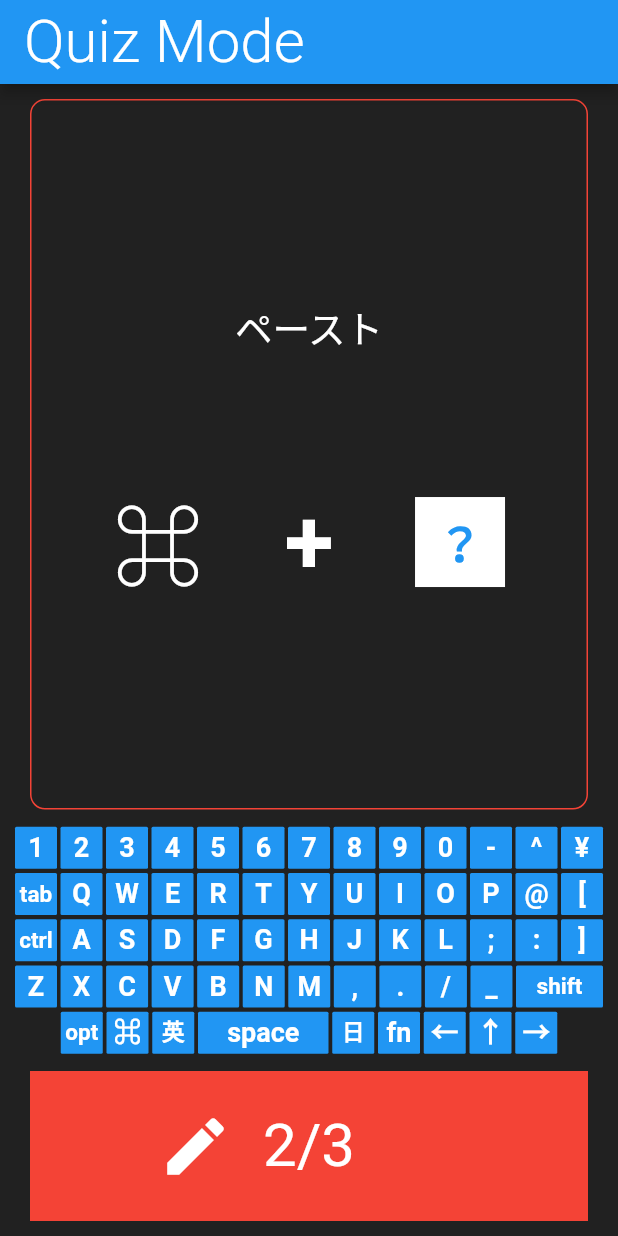
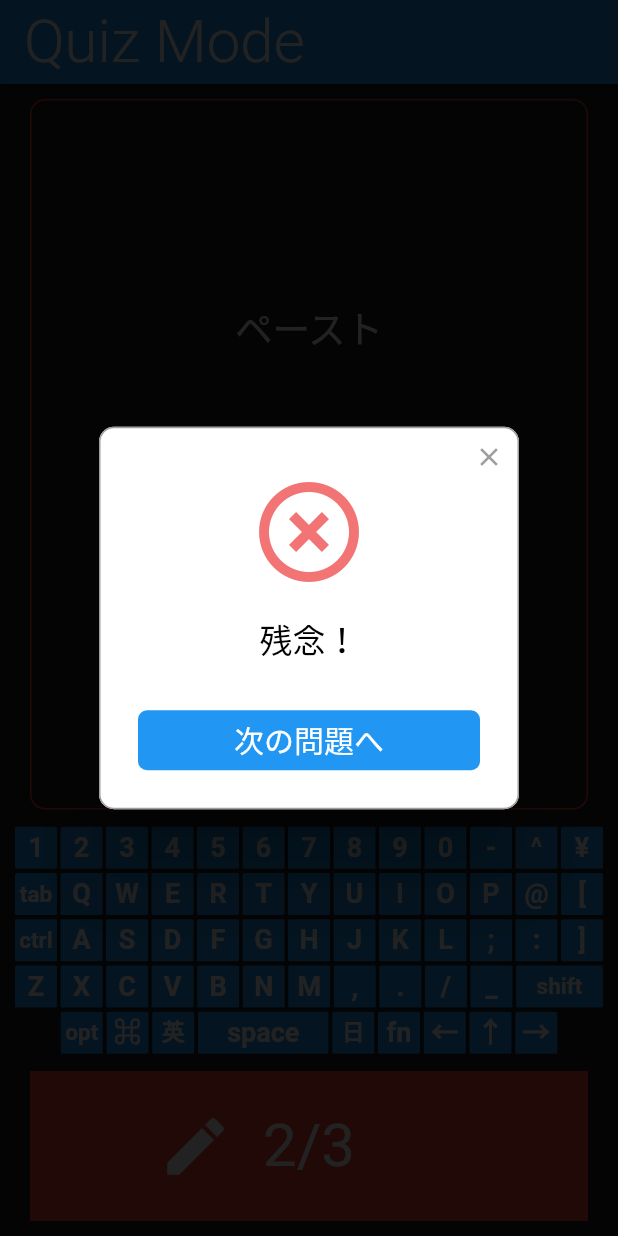
Before and after one commit to s-home/shortcut_quiz, a Flutter app: the screen it shows after launch, after a tap on "tab", on a phone screen of 412 x 824 dp. Run offline on Flutter 3.47's test engine with Material 2 defaults, Android fonts, the phone set to English and light mode, and no system bars; drawn by our look-alikes of rflutter_alert.

```diff
--- a/lib/main.dart
+++ b/lib/main.dart
@@ -7,6 +7,7 @@ import 'quiz_brain.dart';
 import 'keyboard.dart';
 import 'constants.dart';
 import 'results.dart';
+import 'package:flutter/animation.dart';
 
 QuizBrain quizBrain = QuizBrain();
 
@@ -16,6 +17,7 @@ class QuizApp extends StatelessWidget {
   @override
   Widget build(BuildContext context) {
     return MaterialApp(
+      debugShowCheckedModeBanner: false,
       home: Scaffold(
         backgroundColor: Colors.grey.shade900,
         appBar: AppBar(
@@ -43,14 +45,49 @@ class QuizPage extends StatefulWidget {
   _QuizPageState createState() => _QuizPageState();
 }
 
-class _QuizPageState extends State<QuizPage> {
-  List<Icon> scoreKeeper = [];
+class _QuizPageState extends State<QuizPage> with TickerProviderStateMixin {
+//  AnimationController _controller;
+//  Animation<double> _animation;
+//
+//  initState() {
+//    super.initState();
+//    _controller = AnimationController(
+//        duration: const Duration(milliseconds: 2000), vsync: this, value: 0.1);
+//    _animation =
+//        CurvedAnimation(parent: _controller, curve: Curves.bounceInOut);
+//
+//    _controller.forward();
+//  }
+//
+//  dispose() {
+//    _controller.dispose();
+//    super.dispose();
+//  }
+
   int trueCount = 0;
   int questionLength = quizBrain.getQuestionLength();
   int currentQuestion = 1;
   String currentQuestionText = quizBrain.getQuestionText();
   List<Widget> resultText = [];
   List<Icon> resultScore = [];
+
+//  bool isChecking = false;
+//
+//  double itemSize = 100.0;
+//
+//  Widget popUp() {
+//    return Container(
+//      child: ScaleTransition(
+//        scale: _animation,
+//        alignment: Alignment.center,
+//        child: Icon(
+//          Icons.trip_origin,
+//          size: itemSize,
+//          color: Colors.red,
+//        ),
+//      ),
+//    );
+//  }
 
   void checkAnswer(String userPickedAnswer) {
     String correctAnswer = quizBrain.getCorrectAnswer();
@@ -72,6 +109,19 @@ class _QuizPageState extends State<QuizPage> {
           ),
         );
         trueCount++;
+        Alert(
+          context: context,
+          title: "正解！",
+          buttons: [
+            DialogButton(
+              child: Text(
+                "次の問題へ",
+                style: TextStyle(color: Colors.white, fontSize: 20),
+              ),
+              onPressed: () => Navigator.pop(context),
+            ),
+          ],
+        ).show();
       } else {
         resultText.add(
           Text(
@@ -84,49 +134,40 @@ class _QuizPageState extends State<QuizPage> {
             color: Colors.red,
           ),
         );
+        Alert(
+          context: context,
+          type: AlertType.error,
+          title: "残念！",
+          buttons: [
+            DialogButton(
+              child: Text(
+                "次の問題へ",
+                style: TextStyle(color: Colors.white, fontSize: 20),
+              ),
+              onPressed: () => Navigator.pop(context),
+            ),
+          ],
+        ).show();
       }
 
       if (quizBrain.isFinished() == true) {
-        Navigator.push(
+        Navigator.pushReplacement(
           context,
           new MaterialPageRoute(
             builder: (BuildContext context) =>
-                ResultsPage(resultText, resultScore),
+                ResultsPage(resultText, resultScore, trueCount, questionLength),
           ),
         );
+
         Alert(
           context: context,
           title: 'Finished!',
           desc: '$questionLength問中$trueCount問正解！',
-//          buttons: [
-//            DialogButton(
-//              child: Text(
-//                "$resultScore",
-//                style: TextStyle(color: Colors.white, fontSize: 20),
-//              ),
-//              onPressed: () => Navigator.push(
-//                context,
-//                MaterialPageRoute(
-//                  builder: (context) {
-//                    return ResultsPage();
-//                  },
-//                ),
-//              ),
-//              width: 120,
-//            )
-//          ],
         ).show();
-
-        print(resultScore);
-        print(resultText);
-
-        trueCount = 0;
 
         currentQuestion = 0;
 
         quizBrain.reset();
-
-        scoreKeeper = [];
       } else {
         currentQuestion++;
         quizBrain.nextQuestion();
@@ -163,6 +204,8 @@ class _QuizPageState extends State<QuizPage> {
                   ),
                   SizedBox(
                     height: 80.0,
+//                    width: 80.0,
+//                    child: (isChecking ? popUp() : Container()),
                   ),
                   Container(
                     child: Row(
```
Also changed, not shown: lib/results.dart (+24 -2 lines).
